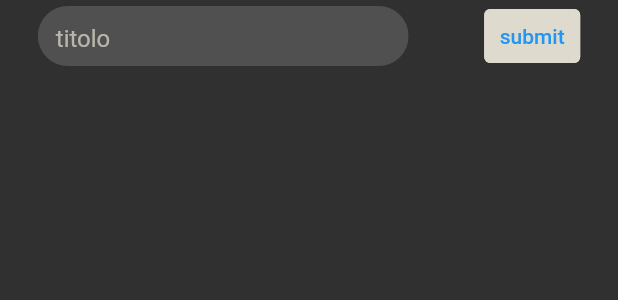
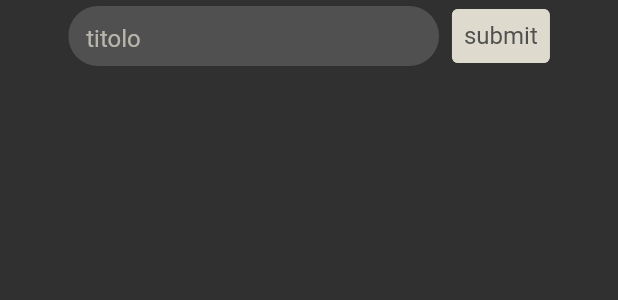
Before and after one commit to Filippo831/bookAppFlutter, a Flutter app: the ImageInputFormComponent widget shown alone on an empty page, opened directly, on a phone screen of 412 x 824 dp. Shown: the top 300 px of the screen. Run offline on Flutter 3.47's test engine with Material 2 defaults, Android fonts, the phone set to English and light mode, and no system bars.

Commit message:
input form new book page; to fix(column overlay appbar with body)

```diff
--- a/lib/components/newBookImage/imageInputForm.dart
+++ b/lib/components/newBookImage/imageInputForm.dart
@@ -5,8 +5,9 @@ class ImageInputFormComponent extends StatelessWidget {
   Widget build(BuildContext context) {
     var size = MediaQuery.of(context).size;
     return Container(
+      margin: EdgeInsets.symmetric(horizontal: size.width * 0.1),
       child: Row(
-          mainAxisAlignment: MainAxisAlignment.spaceAround,
+        mainAxisAlignment: MainAxisAlignment.spaceAround,
         children: [
           Container(
             width: size.width * 0.6,
@@ -19,8 +20,13 @@ class ImageInputFormComponent extends StatelessWidget {
               ),
             ),
           ),
-          TextButton(onPressed: () {}, child: Text('submit'),),
-
+          TextButton(
+            onPressed: () {},
+            child: Text(
+              'submit',
+              style: Theme.of(context).textTheme.bodyText2,
+            ),
+          ),
         ],
       ),
     );
```
Also changed, not shown: lib/components/newBookImage/imageInputCard.dart (added, +13 -0 lines), lib/newBookImage.dart (+23 -1 lines).
